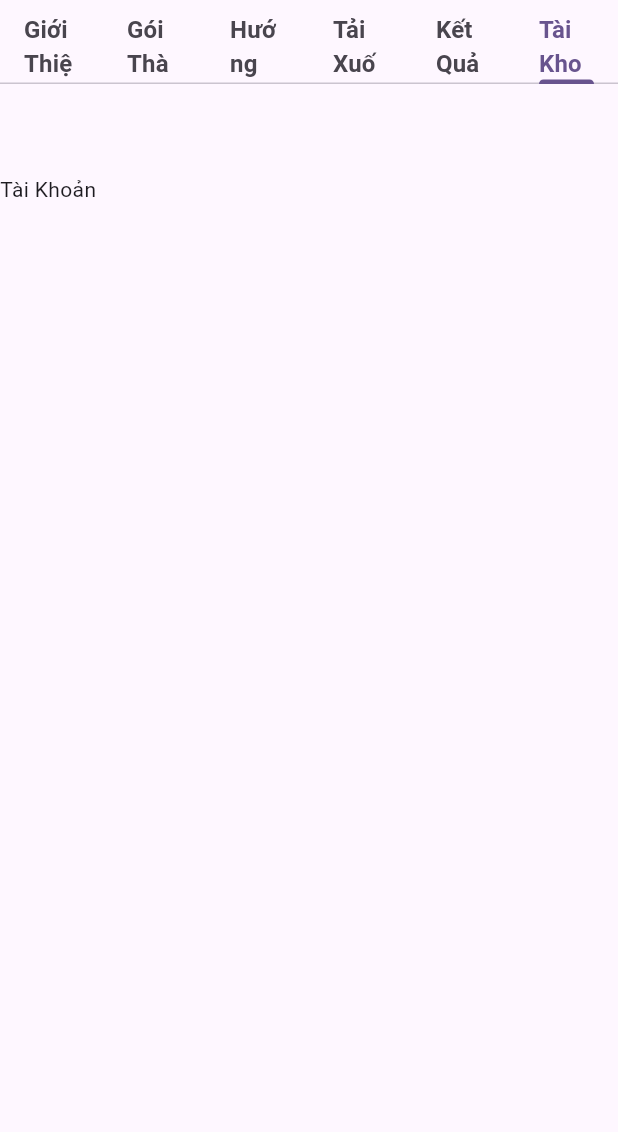
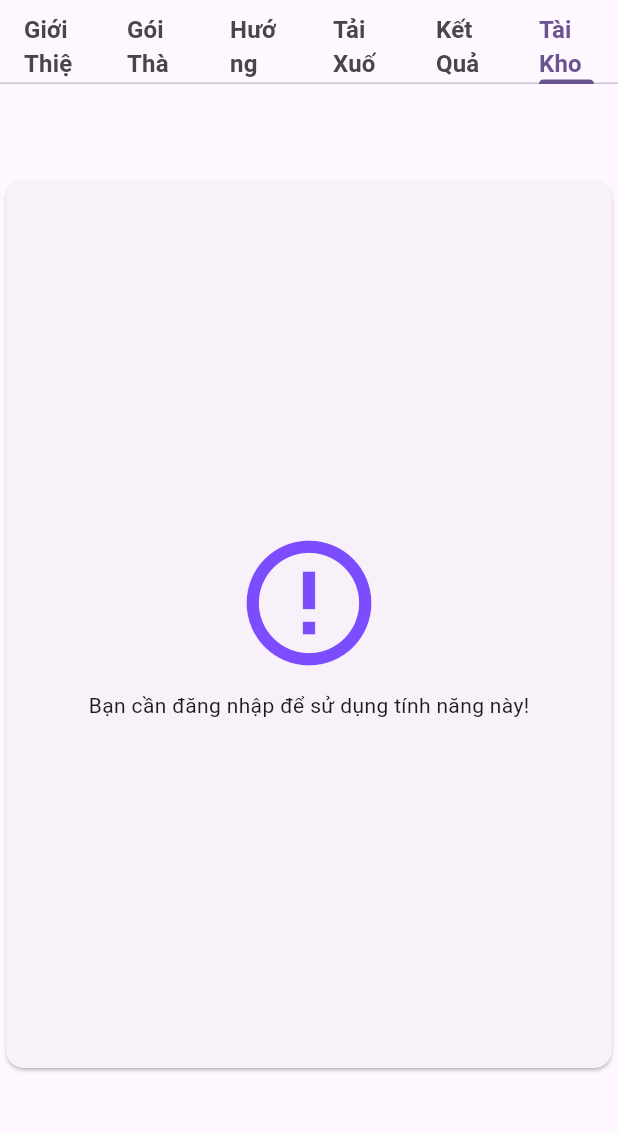
Before and after one commit to TranDuongGiaThinh/CrawlerWeb, a Flutter app: the screen it shows after launch, tab 6 chosen, on a phone screen of 412 x 824 dp, the part 72-1204 px from its top. Run offline on Flutter 3.47's test engine with Material 3 defaults, Android fonts, the phone set to English and light mode, and no system bars; missing offline and left inert: dart:js; accounts and stored records are empty; network calls fail.

Commit message:
thinh_commit: done view user account

```diff
--- a/lib/presenters/item_presenter.dart
+++ b/lib/presenters/item_presenter.dart
@@ -218,7 +218,6 @@ class ItemPresenter {
     Function reload,
   ) async {
     try {
-      if (isLoading == true) return;
       isLoading = true;
       final queryParams = {"keyword": key};
       final uri = Uri.parse('$getSearchSuggestionsAPI${userLogin!.id}?')
@@ -250,7 +249,6 @@ class ItemPresenter {
 
   search(Function reload) async {
     try {
-      if (isLoading == true) return;
       isLoading = true;
       final response = await http.get(
           Uri.parse("$searchItemAPI${userLogin!.id}/${searchController.text}"));
--- a/lib/views/home/component/list_item_tab/searchbar.dart
+++ b/lib/views/home/component/list_item_tab/searchbar.dart
@@ -36,7 +36,7 @@ class _SearchBarWidgetState extends State<SearchBarWidget> {
                     },
                     onTap: () {
                       itemPresenter.onSearch = true;
-                      itemPresenter.getSearchSuggestion('', widget.reload);
+                      itemPresenter.getSearchSuggestion(itemPresenter.searchController.text, widget.reload);
                     },
                   ),
                 ),
--- a/lib/views/home/component/user_tab/user_tab.dart
+++ b/lib/views/home/component/user_tab/user_tab.dart
@@ -1,4 +1,7 @@
 import 'package:flutter/material.dart';
+import '../../../../global/global_data.dart';
+import 'package_user_item.dart';
+import 'user_infor_card.dart';
 
 class UserTab extends StatefulWidget {
   const UserTab({super.key});
@@ -8,32 +11,36 @@ class UserTab extends StatefulWidget {
 }
 
 class _UserTabState extends State<UserTab> {
-  //late UserTabPresenter presenter;
-
-  @override
-  void initState() {
-    super.initState();
-
-    reload();
-  }
-
-  reload() {
-    // presenter = UserTabPresenter(
-    //   user: userLogin!,
-    //   reload: () {
-    //     setState(() {});
-    //   },
-    // );
-
-    // presenter.loadPackageUserOfUser().then((onValue) {
-    //   setState(() {});
-    // });
-  }
-
   @override
   Widget build(BuildContext context) {
-    // if (presenter.userType == null) return Container();
-    // if (presenter.user.id != userLogin!.id) reload();
+    if (userLogin == null) {
+      return Center(
+        child: Container(
+          decoration: BoxDecoration(
+            borderRadius: BorderRadius.circular(10),
+          ),
+          width: 500,
+          height: 600,
+          child: const Card(
+            child: Center(
+              child: Column(
+                mainAxisAlignment: MainAxisAlignment.center,
+                crossAxisAlignment: CrossAxisAlignment.center,
+                children: [
+                  Icon(
+                    Icons.error_outline,
+                    color: Colors.deepPurpleAccent,
+                    size: 100,
+                  ),
+                  SizedBox(height: 8),
+                  Text("Bạn cần đăng nhập để sử dụng tính năng này!"),
+                ],
+              ),
+            ),
+          ),
+        ),
+      );
+    } else {
       return Center(
         child: Container(
           decoration: BoxDecoration(
@@ -43,70 +50,56 @@ class _UserTabState extends State<UserTab> {
           height: 600,
           child: ListView(
             children: [
-            Text('Tài Khoản')
-            // UserInforCard(presenter: presenter),
-            // ExpansionTile(
-            //   title: const Text(
-            //     'Hạng thành viên',
-            //     style: TextStyle(
-            //       fontSize: 18,
-            //       fontWeight: FontWeight.bold,
-            //       color: Colors.deepPurple,
-            //     ),
-            //   ),
-            //   children: [
-            //     if (presenter.packageUsers.isNotEmpty)
-            //       PackageUserItem(
-            //         packageUser: presenter.packageUsers[0],
-            //         userType: UserTypePresenter.getUserType(
-            //             presenter.packageUsers[0].userTypeId),
-            //         packageTypeName: PackageTypePresenter.getPackageTypeName(
-            //                 presenter.packageUsers[0].packageTypeId) ??
-            //             "",
-            //       )
-            //     else
-            //       const Padding(
-            //         padding: EdgeInsets.all(16.0),
-            //         child: Text(
-            //           'Không có gói thành viên nào đang sử dụng.',
-            //           style: TextStyle(fontSize: 16),
-            //         ),
-            //       ),
-            //   ],
-            // ),
-            // ExpansionTile(
-            //   title: const Text(
-            //     'Lịch sử gói',
-            //     style: TextStyle(
-            //       fontSize: 18,
-            //       fontWeight: FontWeight.bold,
-            //       color: Colors.deepPurple,
-            //     ),
-            //   ),
-            //   children: [
-            //     if (presenter.packageUsers.isNotEmpty)
-            //       for (int i = 0; i < presenter.packageUsers.length; i++)
-            //         PackageUserItem(
-            //           packageUser: presenter.packageUsers[i],
-            //           userType: UserTypePresenter.getUserType(
-            //               presenter.packageUsers[i].userTypeId),
-            //           packageTypeName: PackageTypePresenter.getPackageTypeName(
-            //                   presenter.packageUsers[i].packageTypeId) ??
-            //               "",
-            //         )
-            //     else
-            //       const Padding(
-            //         padding: EdgeInsets.all(16.0),
-            //         child: Text(
-            //           'Không có lịch sử gói thành viên.',
-            //           style: TextStyle(fontSize: 16),
-            //         ),
-            //       ),
-            //   ],
-            // ),
+              const UserInforCard(),
+              ExpansionTile(
+                title: const Text(
+                  'Gói đang sử dụng',
+                  style: TextStyle(
+                    fontSize: 18,
+                    fontWeight: FontWeight.bold,
+                    color: Colors.deepPurple,
+                  ),
+                ),
+                children: [
+                  if (packageUserIsUsing != null)
+                    PackageUserItem(packageUser: packageUserIsUsing!)
+                  else
+                    const Padding(
+                      padding: EdgeInsets.all(16.0),
+                      child: Text(
+                        'Không có gói thành viên nào đang sử dụng.',
+                        style: TextStyle(fontSize: 16),
+                      ),
+                    ),
+                ],
+              ),
+              ExpansionTile(
+                title: const Text(
+                  'Lịch sử gói',
+                  style: TextStyle(
+                    fontSize: 18,
+                    fontWeight: FontWeight.bold,
+                    color: Colors.deepPurple,
+                  ),
+                ),
+                children: [
+                  if (packageUsers.isNotEmpty)
+                    for (int i = 0; i < packageUsers.length; i++)
+                      PackageUserItem(packageUser: packageUsers[i])
+                  else
+                    const Padding(
+                      padding: EdgeInsets.all(16.0),
+                      child: Text(
+                        'Không có lịch sử gói thành viên.',
+                        style: TextStyle(fontSize: 16),
+                      ),
+                    ),
+                ],
+              ),
             ],
           ),
         ),
       );
     }
   }
+}
```
Also changed, not shown: lib/global/global_data.dart (+21 -0 lines), lib/models/user_model.dart (+9 -0 lines), lib/views/home/component/user_tab/package_user_item.dart (+67 -61 lines), lib/views/home/component/user_tab/user_infor_card.dart (+38 -86 lines), lib/views/home/home_screen.dart (+6 -3 lines). Lines whose indentation alone changed are shown as unchanged.
